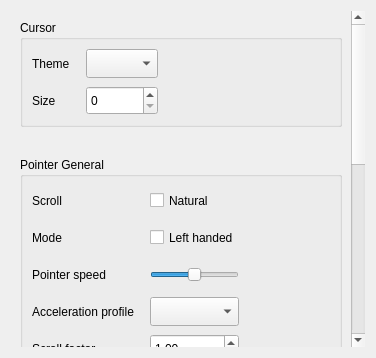
Before: the Qt Designer form src/mouse.ui in labwc/labwc-tweaks, drawn with Qt 5.
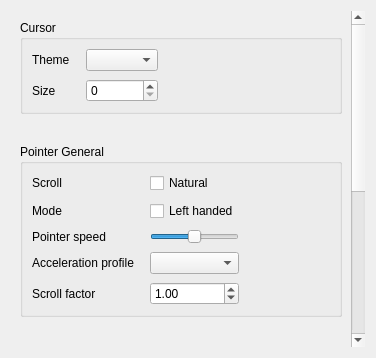
After: the same form once the commit is applied.

Commit message: mouse.ui: do not set all widget min size to 29

The edit to the form file:
```diff
--- a/src/mouse.ui
+++ b/src/mouse.ui
@@ -2,7 +2,6 @@
 <ui version="4.0">
  <class>pageMouse</class>
  <widget class="QWidget" name="pageMouse">
-
   <layout class="QVBoxLayout" name="verticalLayout">
    <item>
     <widget class="QScrollArea" name="scrollArea">
@@ -39,12 +38,6 @@
           </item>
           <item row="0" column="1">
            <widget class="QComboBox" name="cursorTheme">
-            <property name="minimumSize">
-             <size>
-              <width>0</width>
-              <height>29</height>
-             </size>
-            </property>
            </widget>
           </item>
           <item row="0" column="2">
@@ -63,12 +56,6 @@
           </item>
           <item row="1" column="1">
            <widget class="QSpinBox" name="cursorSize">
-            <property name="minimumSize">
-             <size>
-              <width>0</width>
-              <height>29</height>
-             </size>
-            </property>
            </widget>
           </item>
          </layout>
@@ -96,12 +83,6 @@
           </item>
           <item row="0" column="1">
            <widget class="QCheckBox" name="naturalScroll">
-            <property name="minimumSize">
-             <size>
-              <width>0</width>
-              <height>29</height>
-             </size>
-            </property>
             <property name="text">
              <string>Natural</string>
             </property>
@@ -123,12 +104,6 @@
           </item>
           <item row="1" column="1">
            <widget class="QCheckBox" name="leftHanded">
-            <property name="minimumSize">
-             <size>
-              <width>0</width>
-              <height>29</height>
-             </size>
-            </property>
             <property name="text">
              <string>Left handed</string>
             </property>
@@ -136,12 +111,6 @@
           </item>
           <item row="2" column="0">
            <widget class="QLabel" name="label_pointerSpeed">
-            <property name="minimumSize">
-             <size>
-              <width>0</width>
-              <height>29</height>
-             </size>
-            </property>
             <property name="text">
              <string>Pointer speed</string>
             </property>
@@ -149,12 +118,6 @@
           </item>
           <item row="2" column="1">
            <widget class="QSlider" name="pointerSpeed">
-            <property name="minimumSize">
-             <size>
-              <width>0</width>
-              <height>29</height>
-             </size>
-            </property>
             <property name="minimum">
              <number>-10</number>
             </property>
@@ -171,12 +134,6 @@
           </item>
           <item row="3" column="0">
            <widget class="QLabel" name="label_accelProfile">
-            <property name="minimumSize">
-             <size>
-              <width>0</width>
-              <height>29</height>
-             </size>
-            </property>
             <property name="text">
              <string>Acceleration profile</string>
             </property>
@@ -184,12 +141,6 @@
           </item>
           <item row="3" column="1">
            <widget class="QComboBox" name="accelProfile">
-            <property name="minimumSize">
-             <size>
-              <width>0</width>
-              <height>29</height>
-             </size>
-            </property>
            </widget>
           </item>
           <item row="4" column="0">
@@ -201,12 +152,6 @@
           </item>
           <item row="4" column="1">
            <widget class="QDoubleSpinBox" name="scrollFactor">
-            <property name="minimumSize">
-             <size>
-              <width>0</width>
-              <height>29</height>
-             </size>
-            </property>
             <property name="decimals">
              <number>2</number>
             </property>
@@ -259,12 +204,6 @@
           </item>
           <item row="2" column="1" colspan="4" alignment="Qt::AlignmentFlag::AlignLeft">
            <widget class="QCheckBox" name="tap">
-            <property name="minimumSize">
-             <size>
-              <width>0</width>
-              <height>29</height>
-             </size>
-            </property>
             <property name="checked">
              <bool>true</bool>
             </property>
@@ -289,12 +228,6 @@
           </item>
           <item row="4" column="1" alignment="Qt::AlignmentFlag::AlignLeft">
            <widget class="QCheckBox" name="tapAndDrag">
-            <property name="minimumSize">
-             <size>
-              <width>0</width>
-              <height>29</height>
-             </size>
-            </property>
            </widget>
           </item>
           <item row="4" column="2">
@@ -319,12 +252,6 @@
           </item>
           <item row="4" column="4" alignment="Qt::AlignmentFlag::AlignLeft">
            <widget class="QCheckBox" name="dragLock">
-            <property name="minimumSize">
-             <size>
-              <width>0</width>
-              <height>29</height>
-             </size>
-            </property>
            </widget>
           </item>
           <item row="5" column="0" alignment="Qt::AlignmentFlag::AlignLeft">
@@ -336,12 +263,6 @@
           </item>
           <item row="5" column="1" colspan="4" alignment="Qt::AlignmentFlag::AlignLeft">
            <widget class="QCheckBox" name="threeFingerDrag">
-            <property name="minimumSize">
-             <size>
-              <width>0</width>
-              <height>29</height>
-             </size>
-            </property>
            </widget>
           </item>
           <item row="6" column="0" alignment="Qt::AlignmentFlag::AlignLeft">
@@ -353,12 +274,6 @@
           </item>
           <item row="6" column="1" colspan="4" alignment="Qt::AlignmentFlag::AlignLeft">
            <widget class="QCheckBox" name="middleEmulation">
-            <property name="minimumSize">
-             <size>
-              <width>0</width>
-              <height>29</height>
-             </size>
-            </property>
            </widget>
           </item>
           <item row="7" column="0" alignment="Qt::AlignmentFlag::AlignLeft">
@@ -370,12 +285,6 @@
           </item>
           <item row="7" column="1" colspan="4" alignment="Qt::AlignmentFlag::AlignLeft">
            <widget class="QCheckBox" name="disableWhileTyping">
-            <property name="minimumSize">
-             <size>
-              <width>0</width>
-              <height>29</height>
-             </size>
-            </property>
            </widget>
           </item>
           <item row="8" column="0" alignment="Qt::AlignmentFlag::AlignLeft">
@@ -398,22 +307,16 @@
           <item row="9" column="1" colspan="4" alignment="Qt::AlignmentFlag::AlignLeft">
            <widget class="QComboBox" name="scrollMethod"/>
           </item>
-          <item row="10" column="1">
-           <spacer name="verticalSpacer">
-            <property name="orientation">
-             <enum>Qt::Orientation::Vertical</enum>
-            </property>
-            <property name="sizeHint" stdset="0">
-             <size>
-              <width>5</width>
-              <height>1</height>
-             </size>
-            </property>
-           </spacer>
-          </item>
          </layout>
         </widget>
        </item>
+       <item>
+        <spacer name="verticalSpacer">
+         <property name="orientation">
+          <enum>Qt::Orientation::Vertical</enum>
+         </property>
+        </spacer>
+       </item>
       </layout>
      </widget>
     </widget>
```
